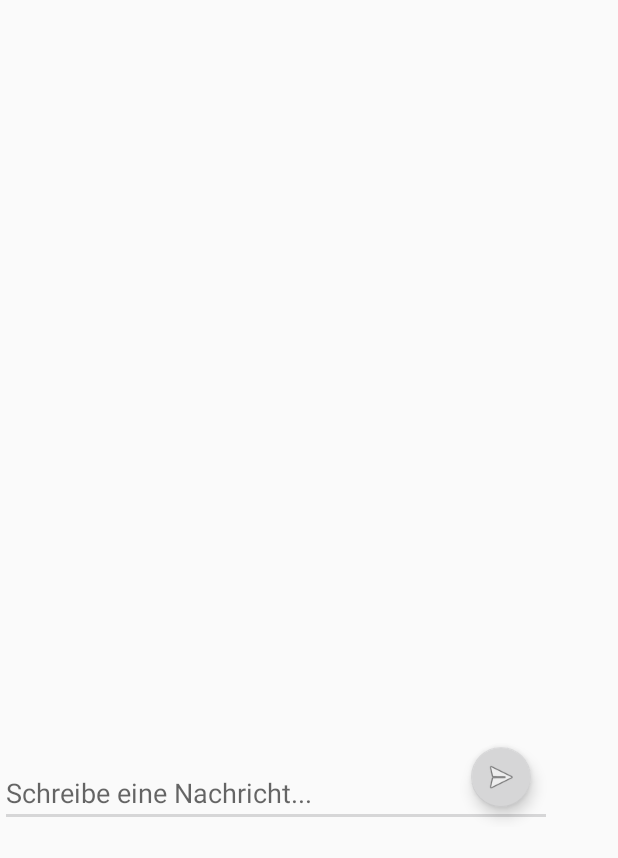
After one commit to marlenehasslinger/ss17-foreignbuddy, an Android app: the ChatActivity screen opened directly, with no data from a screen before it, on a phone screen of 412 x 824 dp. The commit adds this screen. Shown: the top 858 px of the screen. Run offline under Robolectric (Android 15) with nearby library versions, the phone set to English and light mode, and no system bars; our stand-ins replace Firebase (no records; nobody signed in at launch, a user with empty details on screens opened directly).

Commit message:
Started Chat

```diff
--- a/android/ForeignBuddy/app/build.gradle
+++ b/android/ForeignBuddy/app/build.gradle
@@ -2,7 +2,7 @@ apply plugin: 'com.android.application'
 
 android {
     compileSdkVersion 25
-    buildToolsVersion "24.0.3"
+    buildToolsVersion '25.0.2'
     defaultConfig {
         applicationId "de.hdm_stuttgart.foreignbuddy"
         minSdkVersion 22
@@ -34,6 +34,7 @@ dependencies {
     compile 'com.firebaseui:firebase-ui-auth:0.5.3'
     compile 'com.android.support:design:25.3.0'
     compile 'com.android.support:support-v4:25.3.0'
+    compile 'com.android.support.constraint:constraint-layout:1.0.2'
     testCompile 'junit:junit:4.12'
 }
 apply plugin: 'com.google.gms.google-services'
--- a/android/ForeignBuddy/app/src/main/AndroidManifest.xml
+++ b/android/ForeignBuddy/app/src/main/AndroidManifest.xml
@@ -13,10 +13,14 @@
         <activity android:name=".StartActivity">
             <intent-filter>
                 <action android:name="android.intent.action.MAIN" />
+
                 <category android:name="android.intent.category.LAUNCHER" />
             </intent-filter>
         </activity>
-        <activity android:name=".MyProfilActivity" android:screenOrientation="portrait"/>
+        <activity
+            android:name=".MyProfilActivity"
+            android:screenOrientation="portrait" />
+        <activity android:name=".ChatActivity"></activity>
     </application>
 
 </manifest>
--- /dev/null
+++ b/android/ForeignBuddy/app/src/main/java/de/hdm_stuttgart/foreignbuddy/ChatActivity.java
@@ -0,0 +1,87 @@
+package de.hdm_stuttgart.foreignbuddy;
+
+import android.support.design.widget.FloatingActionButton;
+import android.support.v7.app.AppCompatActivity;
+import android.os.Bundle;
+import android.view.View;
+import android.widget.EditText;
+
+import com.google.firebase.auth.FirebaseAuth;
+import com.google.firebase.database.FirebaseDatabase;
+
+import java.util.Date;
+
+
+public class ChatActivity extends AppCompatActivity {
+
+    @Override
+    protected void onCreate(Bundle savedInstanceState) {
+        super.onCreate(savedInstanceState);
+        setContentView(R.layout.activity_chat);
+
+        FloatingActionButton SendButton =
+                (FloatingActionButton)findViewById(R.id.SendButton);
+
+        SendButton.setOnClickListener(new View.OnClickListener() {
+            @Override
+            public void onClick(View view) {
+                EditText EnterText = (EditText)findViewById(R.id.EnterText);
+
+                // Read the input field and push a new instance
+                // of ChatMessage to the Firebase database
+                FirebaseDatabase.getInstance()
+                        .getReference()
+                        .push()
+                        .setValue(new ChatActivity(EnterText.getText().toString(),
+                                FirebaseAuth.getInstance()
+                                        .getCurrentUser()
+                                        .getDisplayName())
+                        );
+
+                // Clear the input
+                EnterText.setText("");
+            }
+        });
+    }
+
+    private String messageText;
+    private String messageUser;
+    private long messageTime;
+
+    public ChatActivity(String messageText, String messageUser) {
+        this.messageText = messageText;
+        this.messageUser = messageUser;
+
+        // Initialize to current time
+        messageTime = new Date().getTime();
+    }
+
+
+    public ChatActivity(){
+
+    }
+
+    public String getMessageText() {
+        return messageText;
+    }
+
+    public void setMessageText(String messageText) {
+        this.messageText = messageText;
+    }
+
+    public String getMessageUser() {
+        return messageUser;
+    }
+
+    public void setMessageUser(String messageUser) {
+        this.messageUser = messageUser;
+    }
+
+    public long getMessageTime() {
+        return messageTime;
+    }
+
+    public void setMessageTime(long messageTime) {
+        this.messageTime = messageTime;
+    }
+}
--- a/android/ForeignBuddy/app/src/main/java/de/hdm_stuttgart/foreignbuddy/StartActivity.java
+++ b/android/ForeignBuddy/app/src/main/java/de/hdm_stuttgart/foreignbuddy/StartActivity.java
@@ -7,10 +7,12 @@ import android.util.Log;
 import com.firebase.ui.auth.AuthUI;
 import com.google.firebase.auth.FirebaseAuth;
 
+
 public class StartActivity extends AppCompatActivity {
 
     private FirebaseAuth firebaseAuth;
     private static final int RC_SIGN_IN = 0;
+
 
     @Override
     protected void onCreate(Bundle savedInstanceState) {
--- /dev/null
+++ b/android/ForeignBuddy/app/src/main/res/layout/activity_chat.xml
@@ -0,0 +1,54 @@
+<?xml version="1.0" encoding="utf-8"?>
+<android.support.constraint.ConstraintLayout xmlns:android="http://schemas.android.com/apk/res/android"
+    xmlns:app="http://schemas.android.com/apk/res-auto"
+    xmlns:tools="http://schemas.android.com/tools"
+    android:layout_width="match_parent"
+    android:layout_height="match_parent"
+    tools:context="de.hdm_stuttgart.foreignbuddy.ChatActivity">
+
+    <RelativeLayout
+        android:layout_width="368dp"
+        android:layout_height="551dp"
+        tools:layout_editor_absoluteX="8dp"
+        tools:layout_editor_absoluteY="8dp">
+
+        <android.support.design.widget.TextInputLayout
+            android:id="@+id/textInputLayout"
+            android:layout_width="match_parent"
+            android:layout_height="wrap_content"
+            android:layout_alignParentBottom="true"
+            android:layout_alignParentStart="true"
+            android:layout_marginBottom="23dp">
+
+        </android.support.design.widget.TextInputLayout>
+
+        <EditText
+            android:id="@+id/EnterText"
+            android:layout_width="match_parent"
+            android:layout_height="wrap_content"
+            android:layout_alignParentBottom="true"
+            android:layout_alignParentStart="true"
+            android:hint="Schreibe eine Nachricht..." />
+
+        <android.support.design.widget.FloatingActionButton
+            android:id="@+id/SendButton"
+            android:layout_width="wrap_content"
+            android:layout_height="wrap_content"
+            android:layout_alignBottom="@+id/EnterText"
+            android:layout_alignParentEnd="true"
+            android:layout_marginBottom="13dp"
+            android:layout_marginEnd="14dp"
+            android:layout_weight="1"
+            android:clickable="true"
+            app:fabSize="mini"
+            app:srcCompat="@android:drawable/ic_menu_send" />
+
+        <TextView
+            android:id="@+id/textView4"
+            android:layout_width="wrap_content"
+            android:layout_height="wrap_content"
+            android:layout_above="@+id/SendButton"
+            android:layout_marginBottom="137dp" />
+
+    </RelativeLayout>
+</android.support.constraint.ConstraintLayout>
--- a/android/ForeignBuddy/build.gradle
+++ b/android/ForeignBuddy/build.gradle
@@ -5,7 +5,7 @@ buildscript {
         jcenter()
     }
     dependencies {
-        classpath 'com.android.tools.build:gradle:2.2.3'
+        classpath 'com.android.tools.build:gradle:2.3.0'
         classpath 'com.google.gms:google-services:3.0.0'
 
         // NOTE: Do not place your application dependencies here; they belong
```
Also changed, not shown: android/ForeignBuddy/gradle/wrapper/gradle-wrapper.properties.
